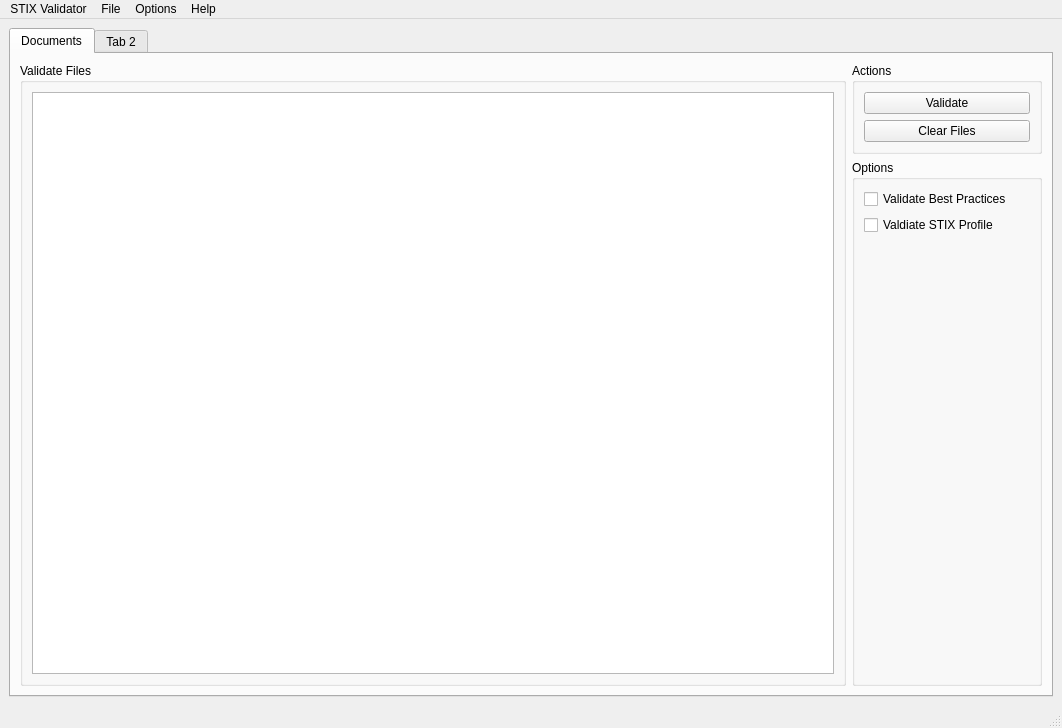
Above: qtui/mainwindow.ui from bworrell/cutie-stix before the change. Below: the same form after it.
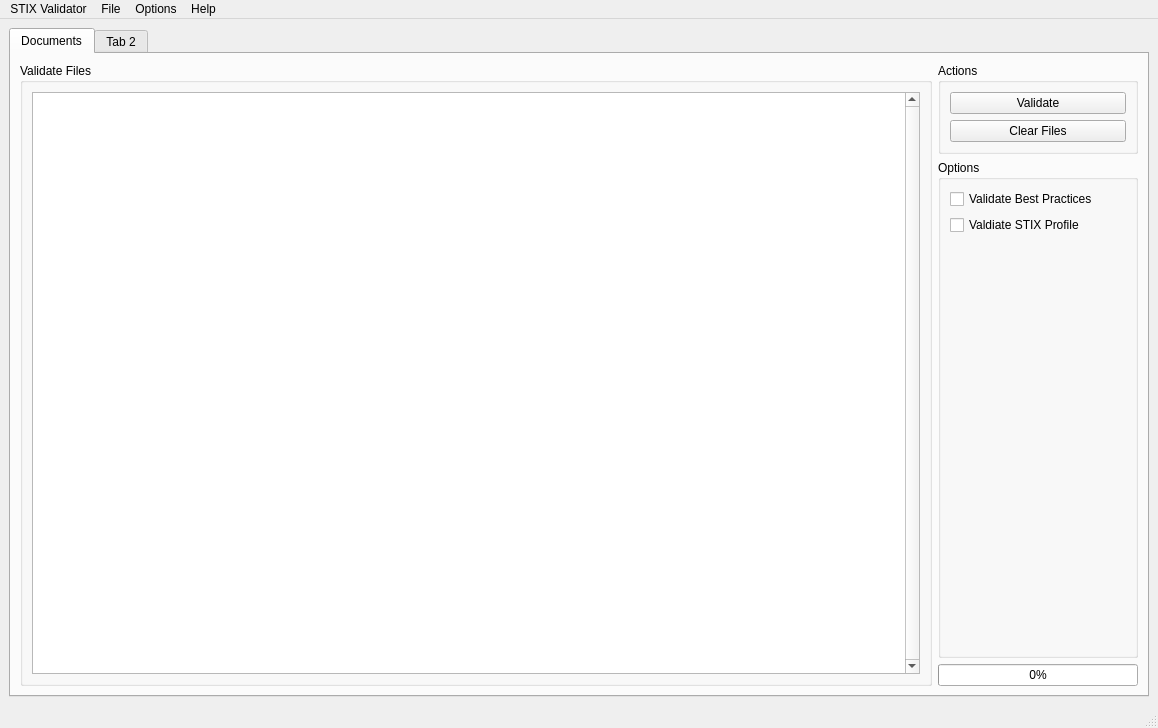
That is the form after the change. The open tabs and pages were chosen to show the change. Icons and pictures are not drawn. Custom widgets are drawn as their Qt base class.

Commit message: Began work on threaded validation. * Added a progress bar to the main UI. * Added worker module. * Wired up validation thread to "Validate" button. * PyQt threading has a lot of hidden gotchas!

```diff
--- a/qtui/mainwindow.ui
+++ b/qtui/mainwindow.ui
@@ -6,7 +6,7 @@
    <rect>
     <x>0</x>
     <y>0</y>
-    <width>1062</width>
+    <width>1158</width>
     <height>728</height>
    </rect>
   </property>
@@ -212,14 +212,20 @@
                        <verstretch>0</verstretch>
                       </sizepolicy>
                      </property>
+                     <property name="frameShadow">
+                      <enum>QFrame::Plain</enum>
+                     </property>
+                     <property name="verticalScrollBarPolicy">
+                      <enum>Qt::ScrollBarAlwaysOn</enum>
+                     </property>
+                     <property name="horizontalScrollBarPolicy">
+                      <enum>Qt::ScrollBarAsNeeded</enum>
+                     </property>
                      <property name="dragDropMode">
                       <enum>QAbstractItemView::DropOnly</enum>
                      </property>
-                     <property name="alternatingRowColors">
-                      <bool>true</bool>
-                     </property>
                      <attribute name="horizontalHeaderVisible">
-                      <bool>false</bool>
+                      <bool>true</bool>
                      </attribute>
                     </widget>
                    </item>
@@ -228,8 +234,20 @@
                 </item>
                 <item>
                  <layout class="QVBoxLayout" name="v_layout_right">
+                  <property name="sizeConstraint">
+                   <enum>QLayout::SetMaximumSize</enum>
+                  </property>
+                  <property name="bottomMargin">
+                   <number>0</number>
+                  </property>
                   <item>
-                   <widget class="QGroupBox" name="groupBox">
+                   <widget class="QGroupBox" name="group_actions">
+                    <property name="maximumSize">
+                     <size>
+                      <width>200</width>
+                      <height>16777215</height>
+                     </size>
+                    </property>
                     <property name="title">
                      <string>Actions</string>
                     </property>
@@ -270,7 +288,7 @@
                     </property>
                     <property name="minimumSize">
                      <size>
-                      <width>190</width>
+                      <width>200</width>
                       <height>200</height>
                      </size>
                     </property>
@@ -304,6 +322,25 @@
                     </layout>
                    </widget>
                   </item>
+                  <item>
+                   <widget class="QProgressBar" name="progress_validation">
+                    <property name="sizePolicy">
+                     <sizepolicy hsizetype="Fixed" vsizetype="Fixed">
+                      <horstretch>0</horstretch>
+                      <verstretch>0</verstretch>
+                     </sizepolicy>
+                    </property>
+                    <property name="maximumSize">
+                     <size>
+                      <width>200</width>
+                      <height>16777215</height>
+                     </size>
+                    </property>
+                    <property name="value">
+                     <number>0</number>
+                    </property>
+                   </widget>
+                  </item>
                  </layout>
                 </item>
                </layout>
@@ -333,7 +370,7 @@
     <rect>
      <x>0</x>
      <y>0</y>
-     <width>1062</width>
+     <width>1158</width>
      <height>22</height>
     </rect>
    </property>
```
Left out of the diff: 2 changed lines with no effect on the pictures. The commit also changes 7 other files.
